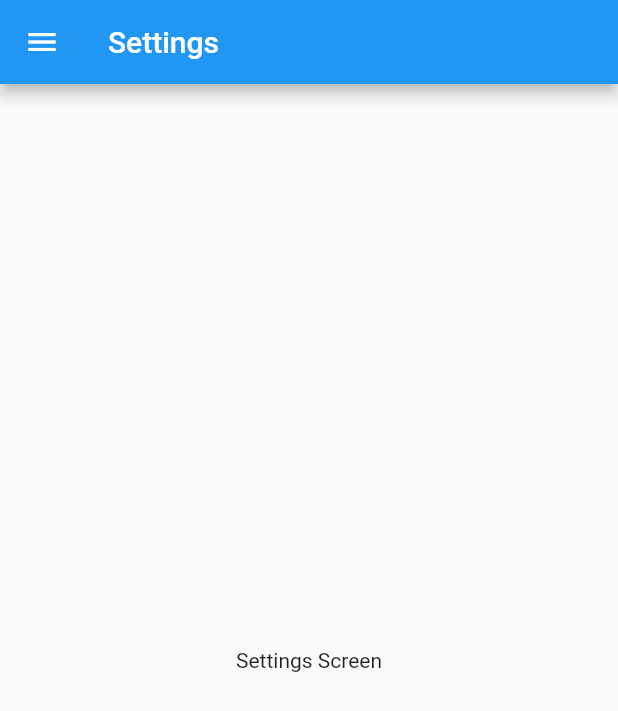
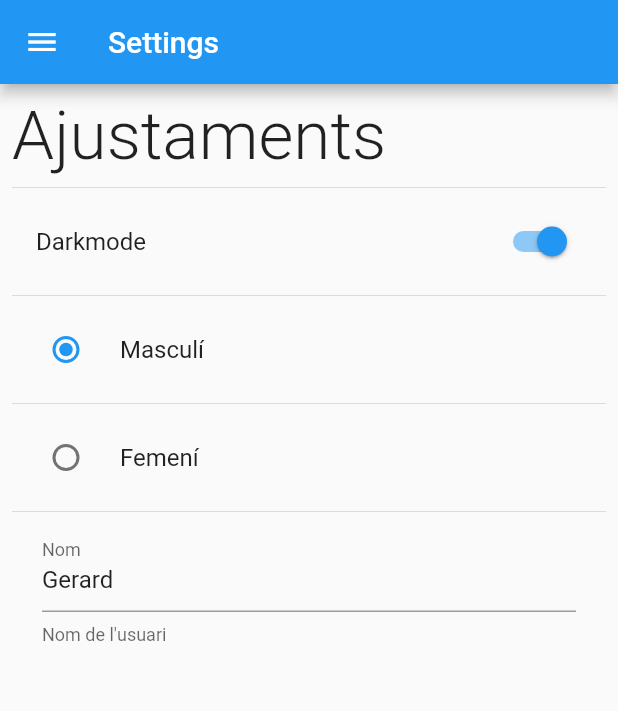
Before and after one commit to sitnesTIC/flutter_applications, a Flutter app: the SettingsScreen screen opened by its route, on a phone screen of 412 x 824 dp. Shown: the top 711 px of the screen. Run offline on Flutter 3.47's test engine with Material 2 defaults, Android fonts, the phone set to English and light mode, and no system bars.

Commit message:
Diseño de la pantallas

```diff
--- a/lib/screens/settings_screen.dart
+++ b/lib/screens/settings_screen.dart
@@ -13,8 +13,47 @@ class SettingsScreen extends StatelessWidget {
         title: const Text('Settings'),
       ),
       drawer: const SideMenu(),
-      body: const Center(
-        child: Text('Settings Screen'),
+      body: Padding(
+        padding: const EdgeInsets.all(8.0),
+        child: SingleChildScrollView(
+          controller: null,
+          child: Column(
+            crossAxisAlignment: CrossAxisAlignment.start,
+            children: [
+              const Text('Ajustaments',
+                  style: TextStyle(fontSize: 45, fontWeight: FontWeight.w300)),
+              const Divider(),
+              SwitchListTile.adaptive(
+                value: true,
+                title: const Text('Darkmode'),
+                onChanged: (value) {},
+              ),
+              const Divider(),
+              RadioListTile<int>(
+                value: 1,
+                groupValue: 1,
+                title: const Text('Masculí'),
+                onChanged: (value) {},
+              ),
+              const Divider(),
+              RadioListTile<int>(
+                value: 2,
+                groupValue: 1,
+                title: const Text('Femení'),
+                onChanged: (value) {},
+              ),
+              const Divider(),
+              Padding(
+                padding: const EdgeInsets.symmetric(horizontal: 20),
+                child: TextFormField(
+                  initialValue: 'Gerard',
+                  decoration: const InputDecoration(
+                      labelText: 'Nom', helperText: 'Nom de l\'usuari'),
+                ),
+              ),
+            ],
+          ),
+        ),
       ),
     );
   }
```
Also changed, not shown: lib/screens/home_screen.dart (+15 -8 lines).
